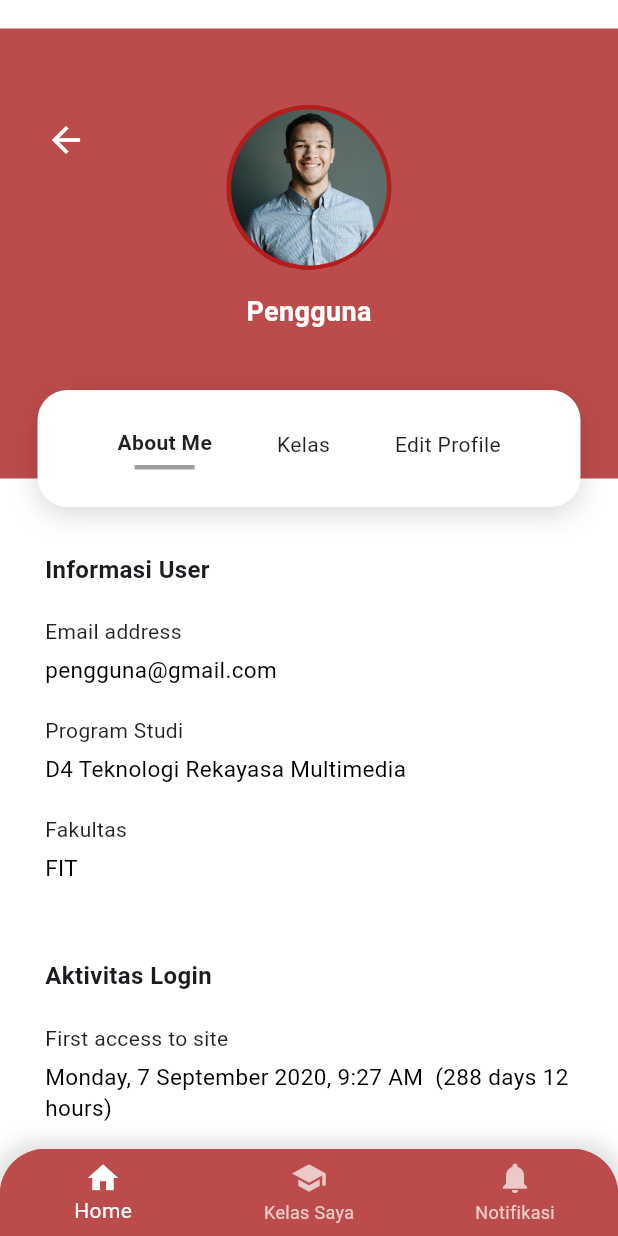
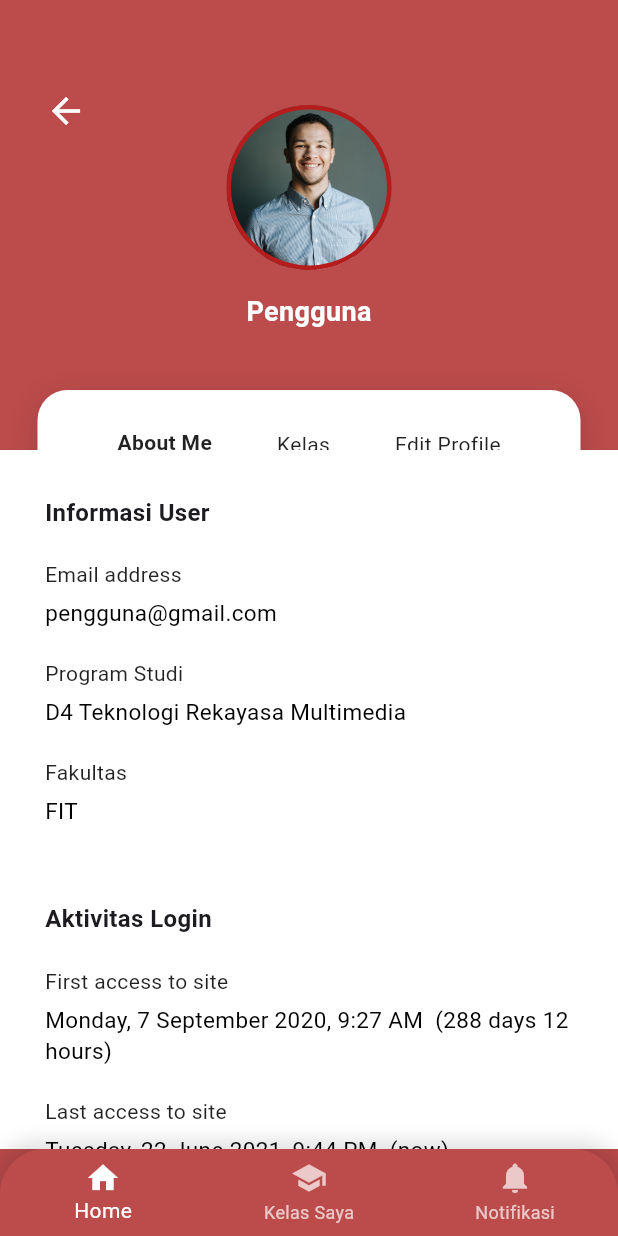
Before and after one commit to Yofaa123/Learning-Management-System, a Flutter app: the ProfileScreen screen opened directly with empty values, on a phone screen of 412 x 824 dp. Run offline on Flutter 3.47's test engine with Material 3 defaults, Android fonts, the phone set to English and light mode, and no system bars.

Commit message:
memperbaiki struktur header profile agar penuh ke atas

```diff
--- a/lib/screens/profile/profile_screen.dart
+++ b/lib/screens/profile/profile_screen.dart
@@ -52,31 +52,29 @@ class _ProfileScreenState extends State<ProfileScreen> {
 
   @override
   Widget build(BuildContext context) {
+    final topPadding = MediaQuery.of(context).padding.top;
     return AnnotatedRegion<SystemUiOverlayStyle>(
       value: const SystemUiOverlayStyle(
         statusBarColor: Colors.transparent,
         statusBarIconBrightness: Brightness.light,
       ),
       child: Scaffold(
-        extendBodyBehindAppBar: true,
-        backgroundColor: Colors.white,
-        body: SingleChildScrollView(
-          child: Column(
+        backgroundColor: const Color(0xFFBC4B4B),
+        body: Column(
           children: [
-              Stack(
+            Container(
+              height: 300 + topPadding,
+              width: double.infinity,
+              color: const Color(0xFFBC4B4B),
+              child: Stack(
                 clipBehavior: Clip.none,
                 alignment: Alignment.center,
                 children: [
                   // Red Background Header
-                  Container(
-                    height: 300,
-                    width: double.infinity,
-                    color: const Color(0xFFBC4B4B),
-                    padding: const EdgeInsets.only(top: 50, left: 20),
-                    child: Column(
-                      crossAxisAlignment: CrossAxisAlignment.start,
-                      children: [
-                        IconButton(
+                  Positioned(
+                    top: topPadding + 50,
+                    left: 20,
+                    child: IconButton(
                       icon: const Icon(
                         Icons.arrow_back,
                         color: Colors.white,
@@ -84,12 +82,10 @@ class _ProfileScreenState extends State<ProfileScreen> {
                       ),
                       onPressed: () => Navigator.pop(context),
                     ),
-                      ],
-                    ),
                   ),
                   // Profile Info
                   Positioned(
-                    top: 70,
+                    top: topPadding + 70,
                     child: Column(
                       children: [
                         Container(
@@ -112,7 +108,7 @@ class _ProfileScreenState extends State<ProfileScreen> {
                           namaUser.isEmpty
                               ? 'Pengguna'
                               : namaUser.toUpperCase(),
-                          style: TextStyle(
+                          style: const TextStyle(
                             color: Colors.white,
                             fontSize: 18,
                             fontWeight: FontWeight.bold,
@@ -122,12 +118,11 @@ class _ProfileScreenState extends State<ProfileScreen> {
                     ),
                   ),
                   // Tab Card
-                  Container(
-                    margin: const EdgeInsets.only(
-                      top: 260,
+                  Positioned(
+                    top: topPadding + 260,
                     left: 25,
                     right: 25,
-                    ),
+                    child: Container(
                       padding: const EdgeInsets.symmetric(
                         vertical: 25,
                         horizontal: 10,
@@ -152,11 +147,17 @@ class _ProfileScreenState extends State<ProfileScreen> {
                         ],
                       ),
                     ),
+                  ),
                 ],
               ),
-
+            ),
+            Expanded(
+              child: Container(
+                color: Colors.white,
+                child: SingleChildScrollView(
+                  child: Column(
+                    children: [
                       const SizedBox(height: 20),
-
                       // Tab Content
                       Container(
                         padding: const EdgeInsets.symmetric(
@@ -168,6 +169,10 @@ class _ProfileScreenState extends State<ProfileScreen> {
                       ),
                     ],
                   ),
+                ),
+              ),
+            ),
+          ],
         ),
         bottomNavigationBar: _buildBottomNavBar(context),
       ),
```
Lines whose indentation alone changed are shown as unchanged.
